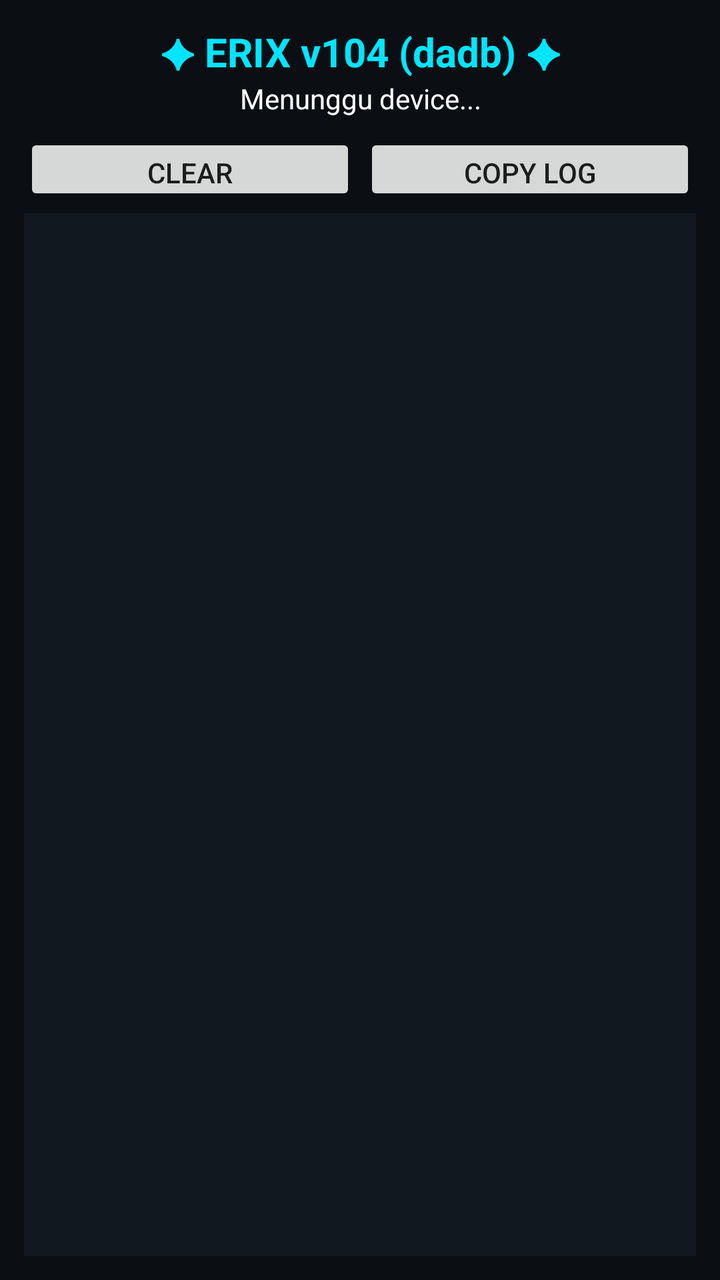
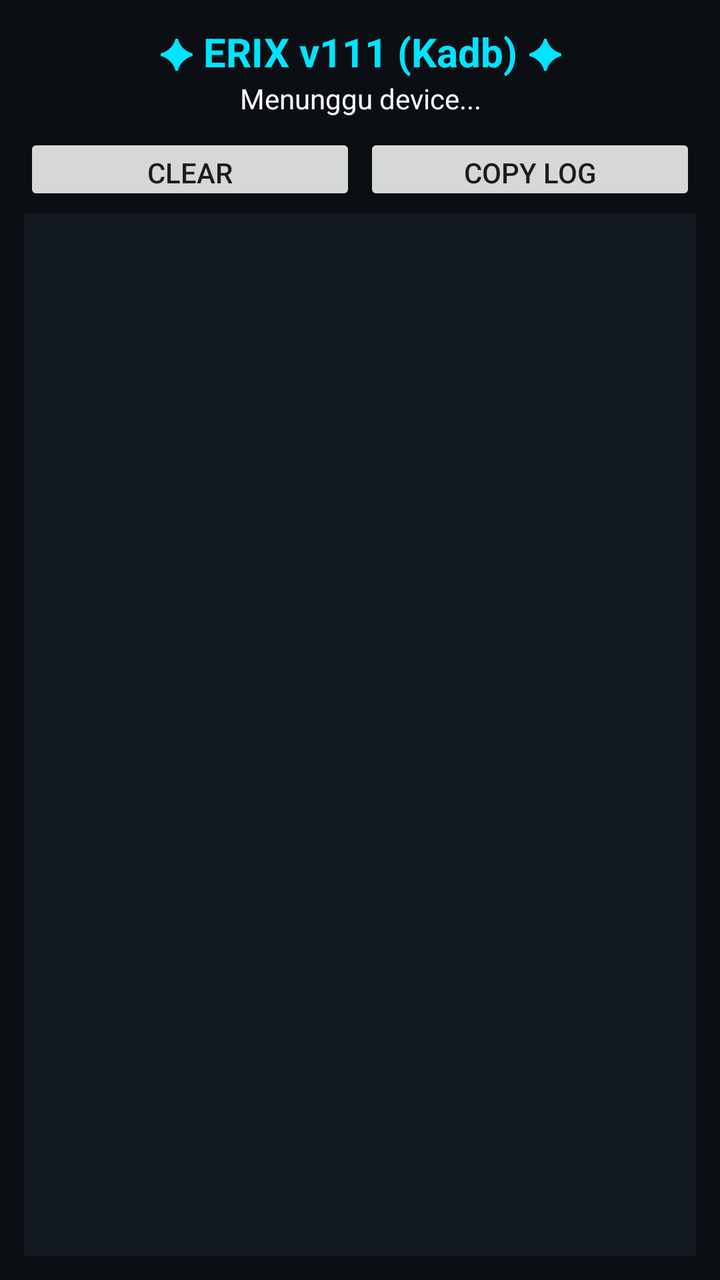

Two renders of the same Android screen: before a commit and after it. Below are the layout's source before the change and the commit's diff.
<!-- AndroidManifest.xml: application theme Theme.AppCompat.DayNight.NoActionBar -->
<!-- res/layout/activity_main.xml -->
<?xml version="1.0" encoding="utf-8"?>
<LinearLayout xmlns:android="http://schemas.android.com/apk/res/android"
    android:layout_width="match_parent" android:layout_height="match_parent"
    android:orientation="vertical" android:padding="12dp" android:background="#0B0F14">
    <TextView android:layout_width="match_parent" android:layout_height="wrap_content"
        android:text="✦ ERIX v104 (dadb) ✦" android:textColor="#00E5FF" android:textSize="20sp" android:gravity="center" android:textStyle="bold"/>
    <TextView android:id="@+id/tvStatus" android:layout_width="match_parent" android:layout_height="wrap_content"
        android:text="Menunggu device..." android:textColor="#FFFFFF" android:gravity="center" android:paddingBottom="8dp"/>
    <LinearLayout android:layout_width="match_parent" android:layout_height="wrap_content" android:orientation="horizontal">
        <Button android:id="@+id/btnClear" android:layout_width="0dp" android:layout_height="36dp" android:layout_weight="1" android:text="Clear"/>
        <Button android:id="@+id/btnCopy" android:layout_width="0dp" android:layout_height="36dp" android:layout_weight="1" android:text="Copy Log" android:layout_marginStart="4dp"/>
    </LinearLayout>
    <ScrollView android:layout_width="match_parent" android:layout_height="0dp" android:layout_weight="1" android:background="#111820" android:padding="8dp" android:layout_marginTop="4dp">
        <TextView android:id="@+id/tvLog" android:layout_width="match_parent" android:layout_height="wrap_content" android:textColor="#00FF00" android:textSize="10sp" android:fontFamily="monospace"/>
    </ScrollView>
</LinearLayout>
<!-- resources referenced by this layout -->
<resources>

</resources>

<!-- the commit's change to res/layout/activity_main.xml (unified diff, before → after) -->
@@ -3,7 +3,7 @@
     android:layout_width="match_parent" android:layout_height="match_parent"
     android:orientation="vertical" android:padding="12dp" android:background="#0B0F14">
     <TextView android:layout_width="match_parent" android:layout_height="wrap_content"
-        android:text="✦ ERIX v104 (dadb) ✦" android:textColor="#00E5FF" android:textSize="20sp" android:gravity="center" android:textStyle="bold"/>
+        android:text="✦ ERIX v111 (Kadb) ✦" android:textColor="#00E5FF" android:textSize="20sp" android:gravity="center" android:textStyle="bold"/>
     <TextView android:id="@+id/tvStatus" android:layout_width="match_parent" android:layout_height="wrap_content"
         android:text="Menunggu device..." android:textColor="#FFFFFF" android:gravity="center" android:paddingBottom="8dp"/>
     <LinearLayout android:layout_width="match_parent" android:layout_height="wrap_content" android:orientation="horizontal">
